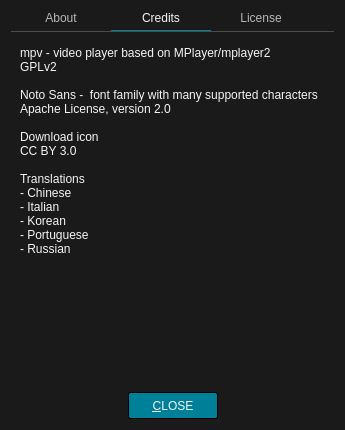
u8sand/Baka-MPlayer, file src/ui/aboutdialog.ui: the form before one commit.
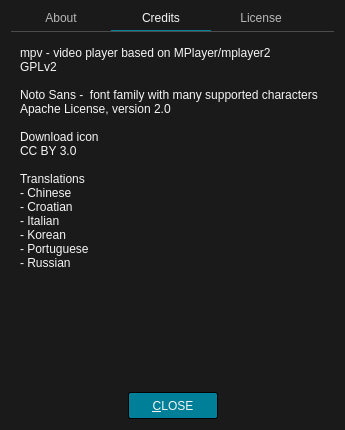
The form after the commit. The open tabs and pages were chosen to show the change. Icons and pictures are not drawn.

Commit message: aboutdialog.ui: added Croatian langague to credits

```diff
--- a/src/ui/aboutdialog.ui
+++ b/src/ui/aboutdialog.ui
@@ -225,6 +225,7 @@
 
 Translations
 - Chinese &lt;amazingfate, Antares95&gt;
+- Croatian &lt;muzena&gt;
 - Italian &lt;Aloysius&gt;
 - Korean &lt;godly-devotion&gt;
 - Portuguese &lt;u8sand&gt;
```
